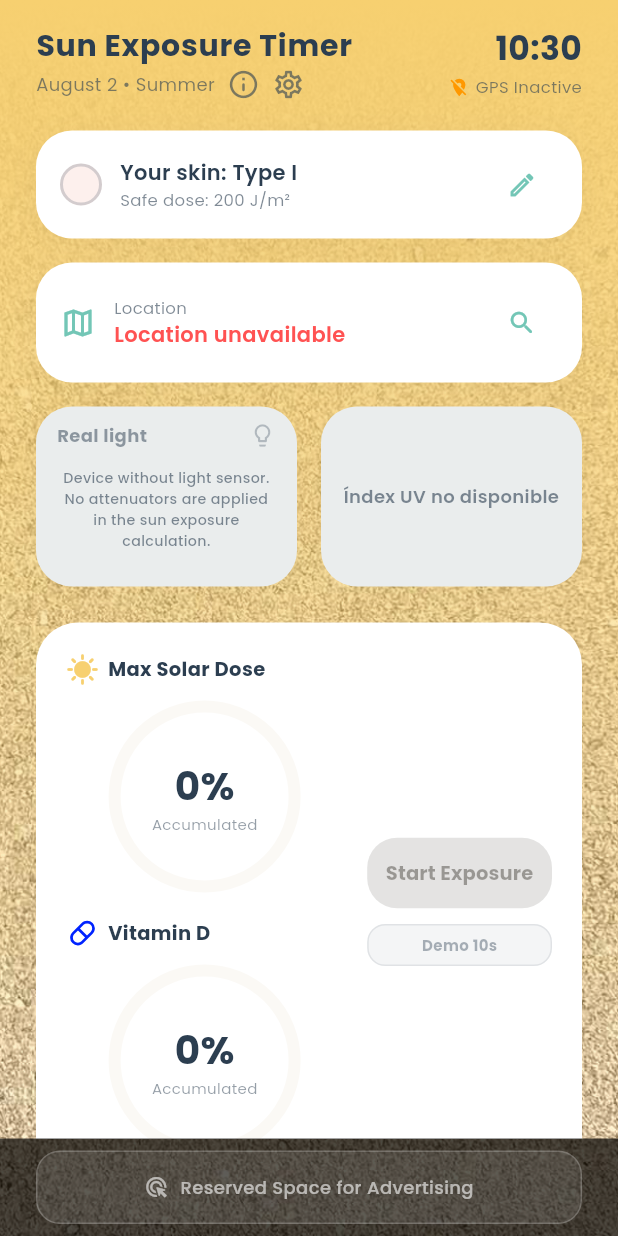
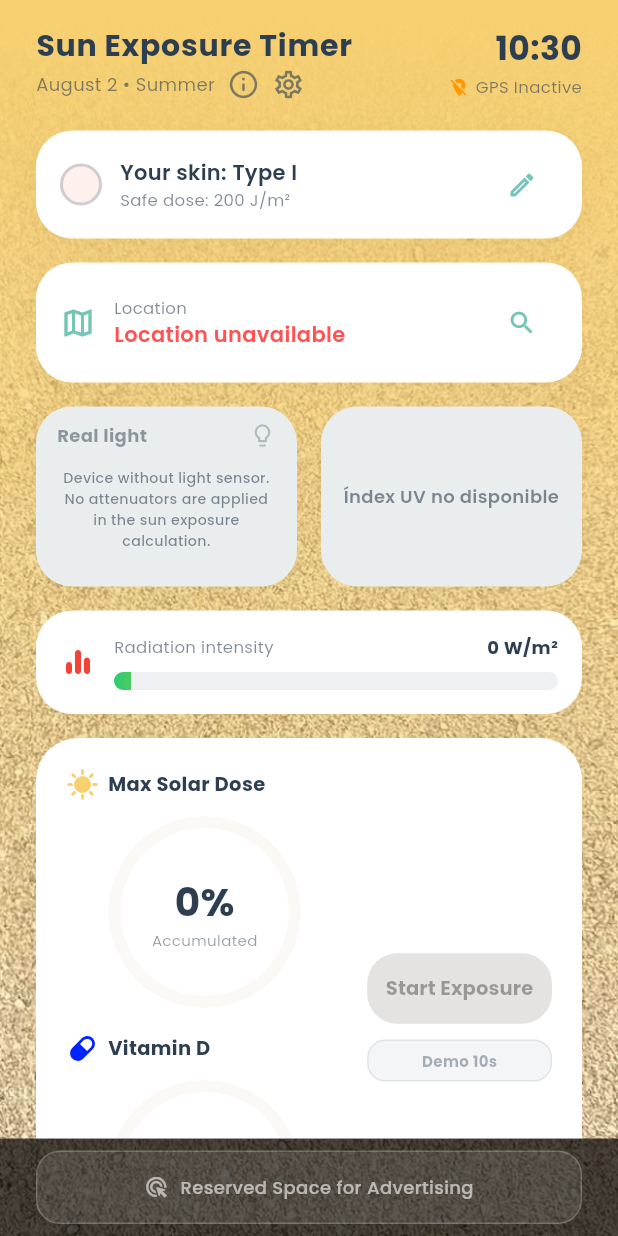
Before and after one commit to oriolrp79/SunExposureTimer, a Flutter app: the screen it shows after launch, after a tap on "Type I", after a tap on "Accept", on a phone screen of 412 x 824 dp. Run offline on Flutter 3.47's test engine with Material 3 defaults, Android fonts, the phone set to English and light mode, and no system bars; our stand-ins replace audioplayers, connectivity_plus, flutter_svg, geolocator, google_fonts, google_mobile_ads and 1 more; missing offline and left inert: ambient_light, flutter_ringtone_player, in_app_update; network calls fail.

Commit message:
indicador horitzontal intensitat de radiació

```diff
--- a/lib/main.dart
+++ b/lib/main.dart
@@ -221,6 +221,7 @@ class AppTranslations {
       'disclaimer_point3':
           '• For any doubts or sensitive skin, you must consult a dermatologist.',
       'vit_d_100_percent': '100% of daily Vitamin D achieved!',
+      'solar_intensity': 'Radiation intensity',
     },
     'es': {
       'app_title':
@@ -319,6 +320,7 @@ class AppTranslations {
       'disclaimer_point3':
           '• Ante dudas o pieles sensibles, se debe consultar con un dermatólogo.',
       'vit_d_100_percent': '¡100% de Vitamina D diaria conseguida!',
+      'solar_intensity': 'Intensidad de radiación',
     },
     'de': {
       'app_title':
@@ -415,6 +417,7 @@ class AppTranslations {
       'disclaimer_point3':
           '• Bei Fragen oder empfindlicher Haut wenden Sie sich an einen Dermatologen.',
       'vit_d_100_percent': '100% des täglichen Vitamin D erreicht!',
+      'solar_intensity': 'Strahlungsintensität',
     },
     'fr': {
       'app_title':
@@ -512,6 +515,7 @@ class AppTranslations {
       'disclaimer_point3':
           '• En cas de doute ou de peau sensible, veuillez consulter un dermatologue.',
       'vit_d_100_percent': '100% de la vitamine D quotidienne atteinte!',
+      'solar_intensity': 'Intensité du rayonnement',
     },
     'it': {
       'app_title':
@@ -612,6 +616,7 @@ class AppTranslations {
       'disclaimer_point3':
           '• In caso di dubbi o pelle sensibile, consultare un dermatologo.',
       'vit_d_100_percent': '100% di vitamina D giornaliera raggiunta!',
+      'solar_intensity': 'Intensità delle radiazioni',
     },
     'pt': {
       'app_title':
@@ -711,6 +716,7 @@ class AppTranslations {
       'disclaimer_point3':
           '• Em caso de dúvidas ou pele sensível, consulte um dermatologista.',
       'vit_d_100_percent': '100% de vitamina D diária alcançada!',
+      'solar_intensity': 'Intensidade da radiação',
     },
     'ca': {
       'app_title':
@@ -810,6 +816,7 @@ class AppTranslations {
       'disclaimer_point3':
           '• Davant de dubtes o pells sensibles, cal consultar un dermatóleg.',
       'vit_d_100_percent': '100% de Vitamina D diària aconseguida!',
+      'solar_intensity': 'Intensitat de radiació',
     },
   };
 
@@ -1987,19 +1994,19 @@ class _DashboardScreenState extends State<DashboardScreen>
   double _getAttenuationFactor(int lux) {
     if (lux <= 0) {
       return 0.1;
-    } else if (lux < 1000) {
-      return 0.1 + 0.4 * (lux / 1000.0);
-    } else if (lux < 20000) {
-      return 0.5 + 0.5 * ((lux - 1000.0) / 19000.0);
+    } else if (lux <= 400) {
+      return 0.1 + 0.4 * (lux / 400.0);
+    } else if (lux <= 6000) {
+      return 0.5 + 0.5 * ((lux - 400.0) / 5600.0);
     } else {
       return 1.0;
     }
   }
 
   String _getEnvironmentName(int lux, String lang) {
-    if (lux >= 20000) {
+    if (lux >= 6001) {
       return AppTranslations.getText(lang, 'direct_sun');
-    } else if (lux >= 1000) {
+    } else if (lux >= 401) {
       return AppTranslations.getText(lang, 'shade_umbrella');
     } else {
       return AppTranslations.getText(lang, 'indoor_deep_shade');
@@ -2007,9 +2014,9 @@ class _DashboardScreenState extends State<DashboardScreen>
   }
 
   IconData _getEnvironmentIcon(int lux) {
-    if (lux >= 20000) {
+    if (lux >= 6001) {
       return Icons.wb_sunny_rounded;
-    } else if (lux >= 1000) {
+    } else if (lux >= 401) {
       return Icons.beach_access_rounded;
     } else {
       return Icons.house_siding_rounded;
@@ -2017,7 +2024,7 @@ class _DashboardScreenState extends State<DashboardScreen>
   }
 
   Color _getEnvironmentIconColor(int lux) {
-    if (lux >= 20000) {
+    if (lux >= 6001) {
       return const Color(0xFFF7D070);
     } else {
       return const Color(0xFF73C6B6);
@@ -3651,7 +3658,9 @@ class _DashboardScreenState extends State<DashboardScreen>
                                 ),
                               ],
                             ),
-                            const SizedBox(height: 24),
+                            const SizedBox(height: 16),
+                            _buildSolarIntensityCard(),
+                            const SizedBox(height: 16),
                             // LÓGICA DE ESTADO DEL BOTÓN PRINCIPAL / DETALLES DE ACCIÓN
                             if (_limitReachedToday)
                               _buildLimitReachedCard()
@@ -3741,6 +3750,143 @@ class _DashboardScreenState extends State<DashboardScreen>
     );
   }
 
+  double _getCurrentPercentagePerSecond() {
+    final currentType = fitzpatrickTypes[widget.selectedSkinTypeIndex];
+    final factorAtenuacion = _hasPhysicalLightSensor
+        ? _getAttenuationFactor(_luxValue)
+        : 1.0;
+
+    double rawTime;
+    if (_uvIndex < 0.5) {
+      rawTime = 480.0 / factorAtenuacion;
+    } else {
+      rawTime = (currentType.dose / _uvIndex) / factorAtenuacion;
+    }
+
+    if (rawTime > 480.0) {
+      rawTime = 480.0;
+    }
+    if (rawTime < 1.0) {
+      rawTime = 1.0;
+    }
+    return 100.0 / (rawTime * 60.0);
+  }
+
+  double get _solarRadiationWm2 {
+    final factorAtenuacion = _hasPhysicalLightSensor
+        ? _getAttenuationFactor(_luxValue)
+        : 1.0;
+    return _uvIndex * factorAtenuacion * 90.9;
+  }
+
+  double get _solarIntensityRatio {
+    final currentPercentagePerSecond = _getCurrentPercentagePerSecond();
+    return (currentPercentagePerSecond / 0.0917).clamp(0.0, 1.0);
+  }
+
+  Widget _buildSolarIntensityCard() {
+    final lang = appLanguage.value;
+    final double ratio = _solarIntensityRatio;
+    final int radiationValue = _solarRadiationWm2.round();
+
+    return Container(
+      padding: const EdgeInsets.all(16),
+      decoration: BoxDecoration(
+        color: Colors.white,
+        borderRadius: BorderRadius.circular(24),
+        boxShadow: const [
+          BoxShadow(
+            color: Color(0x0A000000),
+            blurRadius: 16,
+            offset: Offset(0, 4),
+          ),
+        ],
+      ),
+      child: Row(
+        children: [
+          const Icon(Icons.equalizer_rounded, color: Colors.red, size: 24),
+          const SizedBox(width: 12),
+          Expanded(
+            child: Column(
+              crossAxisAlignment: CrossAxisAlignment.start,
+              mainAxisSize: MainAxisSize.min,
+              children: [
+                Row(
+                  mainAxisAlignment: MainAxisAlignment.spaceBetween,
+                  children: [
+                    Expanded(
+                      child: Text(
+                        AppTranslations.getText(lang, 'solar_intensity'),
+                        style: GoogleFonts.poppins(
+                          fontSize: 11,
+                          color: const Color(0xFF2C3E50).withOpacity(0.6),
+                        ),
+                        maxLines: 1,
+                        overflow: TextOverflow.ellipsis,
+                      ),
+                    ),
+                    const SizedBox(width: 8),
+                    Text(
+                      "$radiationValue W/m²",
+                      style: GoogleFonts.poppins(
+                        fontSize: 12,
+                        fontWeight: FontWeight.bold,
+                        color: const Color(0xFF2C3E50),
+                      ),
+                    ),
+                  ],
+                ),
+                const SizedBox(height: 8),
+                ClipRRect(
+                  borderRadius: BorderRadius.circular(6),
+                  child: Container(
+                    height: 12,
+                    width: double.infinity,
+                    color: const Color(0xFF2C3E50).withOpacity(0.08),
+                    child: LayoutBuilder(
+                      builder: (context, constraints) {
+                        return Stack(
+                          children: [
+                            Align(
+                              alignment: Alignment.centerLeft,
+                              child: FractionallySizedBox(
+                                widthFactor: ratio,
+                                child: ClipRect(
+                                  child: OverflowBox(
+                                    alignment: Alignment.centerLeft,
+                                    maxWidth: constraints.maxWidth,
+                                    minWidth: constraints.maxWidth,
+                                    child: Container(
+                                      decoration: const BoxDecoration(
+                                        gradient: LinearGradient(
+                                          colors: [
+                                            Color(0xFF2ECC71), // Verde
+                                            Color(0xFFF1C40F), // Groc
+                                            Color(0xFFE67E22), // Taronja
+                                            Color(0xFFE74C3C), // Vermell
+                                            Color(0xFF9B59B6), // Morat
+                                          ],
+                                        ),
+                                      ),
+                                    ),
+                                  ),
+                                ),
+                              ),
+                            ),
+                          ],
+                        );
+                      },
+                    ),
+                  ),
+                ),
+              ],
+            ),
+          ),
+        ],
+      ),
+    );
+  }
+
   // Card que se muestra si el límite fue alcanzado hoy
   Widget _buildLimitReachedCard() {
     final lang = appLanguage.value;
@@ -3857,7 +4003,7 @@ class _DashboardScreenState extends State<DashboardScreen>
                           fontWeight: FontWeight.bold,
                           color: const Color(0xFF2C3E50),
                         ),
-                        maxLines: 2,
+                        maxLines: 1,
                         overflow: TextOverflow.ellipsis,
                       ),
                     ),
@@ -3984,8 +4130,9 @@ class _DashboardScreenState extends State<DashboardScreen>
                                   height: size,
                                   decoration: BoxDecoration(
                                     shape: BoxShape.circle,
-                                    color: const Color(0xFF0023FF)
-                                        .withOpacity(opacity),
+                                    color: const Color(
+                                      0xFF0023FF,
+                                    ).withOpacity(opacity),
                                   ),
                                 ),
                               );
```
Also changed, not shown: assets/icons/pill.svg, 1 other file.
